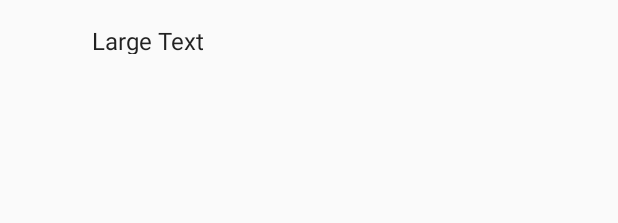
After one commit to iBorland/JobFinder, an Android app: the layout list_category.xml on its own in the app's theme, with its tools: preview values and no code run, on a phone screen of 412 x 824 dp. The commit adds this screen. Shown: the top 223 px of the screen. Run offline under Robolectric (Android 15) with nearby library versions, the phone set to English and light mode, and no system bars.

Commit message:
Добавил иконки

```diff
--- a/app/src/main/java/com/iborland/jobfinder/CategoryActivity.java
+++ b/app/src/main/java/com/iborland/jobfinder/CategoryActivity.java
@@ -211,18 +211,19 @@ public class CategoryActivity extends AppCompatActivity {
     public boolean AddPost(Post post, LinearLayout lin){
 
         FrameLayout frame = new FrameLayout(getApplicationContext());
+        frame.setId(count);
         frame.setOnClickListener(new View.OnClickListener() {
             @Override
             public void onClick(View v) {
                 if(loadPosts.getStatus() == AsyncTask.Status.RUNNING) loadPosts.cancel(true);
                 Intent intent = new Intent(CategoryActivity.this, PostActivity.class);
-                intent.putExtra("Post", Posts.get(count));
-                count++;
+                intent.putExtra("Post", Posts.get(v.getId()));
                 intent.putExtra("User", user);
                 startActivity(intent);
             }
         });
         frame.setBackgroundResource(android.R.drawable.dialog_holo_light_frame);
+        count++;
 
         String text = "";
         if(post.postText.length() > 300) {
--- a/app/src/main/res/layout/activity_post.xml
+++ b/app/src/main/res/layout/activity_post.xml
@@ -84,9 +84,9 @@
             <FrameLayout
                 android:layout_width="match_parent"
                 android:layout_height="match_parent"
-                android:background="@android:drawable/dialog_holo_light_frame"
                 android:id="@+id/fCost"
-                android:padding="16dp">
+                android:padding="16dp"
+                android:background="@android:drawable/dialog_holo_light_frame">
 
                 <RelativeLayout
                     android:layout_width="match_parent"
--- /dev/null
+++ b/app/src/main/res/layout/list_category.xml
@@ -0,0 +1,23 @@
+<?xml version="1.0" encoding="utf-8"?>
+<RelativeLayout xmlns:android="http://schemas.android.com/apk/res/android"
+    android:layout_width="match_parent" android:layout_height="match_parent"
+    android:padding="16dp">
+
+    <ImageView
+        android:layout_width="20dp"
+        android:layout_height="20dp"
+        android:id="@+id/icon"
+        android:layout_alignParentTop="true"
+        android:layout_alignParentStart="true" />
+
+    <TextView
+        android:layout_width="wrap_content"
+        android:layout_height="wrap_content"
+        android:textAppearance="?android:attr/textAppearanceLarge"
+        android:text="Large Text"
+        android:id="@+id/name"
+        android:layout_marginStart="25dp"
+        android:layout_alignBottom="@+id/icon"
+        android:layout_toEndOf="@+id/icon"
+        android:textSize="16dp" />
+</RelativeLayout>
```
Also changed, not shown: app/src/main/java/com/iborland/jobfinder/AuthActivity.java (+16 -0 lines), app/src/main/java/com/iborland/jobfinder/MainActivity.java (+39 -1 lines).
